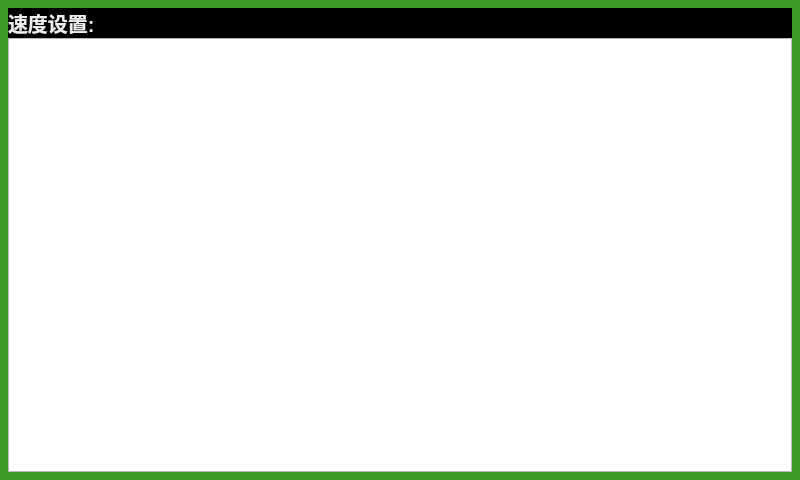
lvxiaowei/linux_lcCode, file mainWindowPop.ui: the form before one commit.
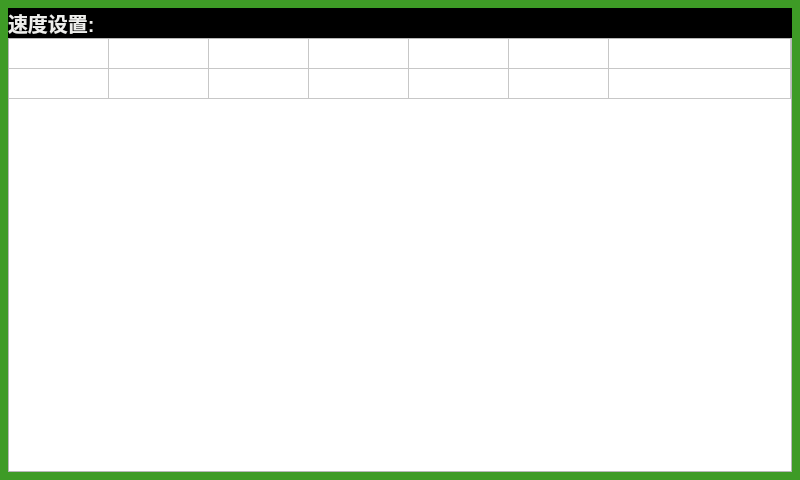
The form after the commit. The open tabs and pages were chosen to show the change. Icons and pictures are not drawn.

What changed in the file:
```diff
--- a/mainWindowPop.ui
+++ b/mainWindowPop.ui
@@ -310,7 +310,7 @@
           <enum>Qt::ScrollBarAlwaysOff</enum>
          </property>
          <property name="alternatingRowColors">
-          <bool>true</bool>
+          <bool>false</bool>
          </property>
          <property name="selectionMode">
           <enum>QAbstractItemView::SingleSelection</enum>
@@ -318,6 +318,9 @@
          <property name="selectionBehavior">
           <enum>QAbstractItemView::SelectRows</enum>
          </property>
+         <attribute name="horizontalHeaderVisible">
+          <bool>false</bool>
+         </attribute>
          <attribute name="horizontalHeaderStretchLastSection">
           <bool>true</bool>
          </attribute>
@@ -337,6 +340,41 @@
            <string>新建行</string>
           </property>
          </row>
+         <column>
+          <property name="text">
+           <string>1111</string>
+          </property>
+         </column>
+         <column>
+          <property name="text">
+           <string>1111</string>
+          </property>
+         </column>
+         <column>
+          <property name="text">
+           <string>新建列</string>
+          </property>
+         </column>
+         <column>
+          <property name="text">
+           <string>新建列</string>
+          </property>
+         </column>
+         <column>
+          <property name="text">
+           <string>新建列</string>
+          </property>
+         </column>
+         <column>
+          <property name="text">
+           <string>新建列</string>
+          </property>
+         </column>
+         <column>
+          <property name="text">
+           <string>新建列</string>
+          </property>
+         </column>
         </widget>
        </item>
       </layout>
```
Left out of the diff: 28 changed lines with no effect on the pictures.
